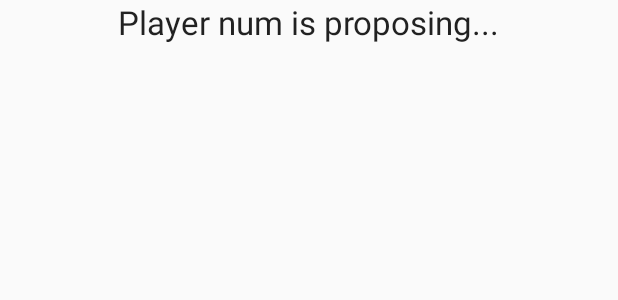
After one commit to lukethomas1/Stazo-Resistance, an Android app: the layout activity_proposal_inactive.xml on its own in the app's theme, with its tools: preview values and no code run, on a phone screen of 412 x 824 dp. The commit adds this screen. Shown: the top 300 px of the screen. Run offline under Robolectric (Android 15) with nearby library versions, the phone set to English and light mode, and no system bars.

Commit message:
proposalinactive functionality should now be there

```diff
--- a/stazo_resistance/app/src/main/AndroidManifest.xml
+++ b/stazo_resistance/app/src/main/AndroidManifest.xml
@@ -36,7 +36,8 @@
         <activity android:name=".Proposal" />
         <activity android:name=".MissionPassTho" />
         <activity android:name=".VoteMission" />
-        <activity android:name=".MissionActiveActivity"></activity>
+        <activity android:name=".MissionActiveActivity" />
+        <activity android:name=".ProposalInactive"></activity>
     </application>
 
 </manifest>
--- a/stazo_resistance/app/src/main/java/com/example/isaacwang/stazo_resistance/IntroActivity.java
+++ b/stazo_resistance/app/src/main/java/com/example/isaacwang/stazo_resistance/IntroActivity.java
@@ -74,7 +74,9 @@ public class IntroActivity extends AppCompatActivity {
         values.put("spy_score", new Integer(0));
         values.put("res_score", new Integer(0));
         values.put("round", new Integer(0));
-        values.put("ready", new Integer(0));      // are we ready for the game to start?
+        values.put("proceed_to_proposal", new Integer(0));
+        values.put("proceed_to_vote", new Integer(0));
+
         fbRef.child("games").child(game_id).child("values").setValue(values);
 
         // Starting Lobby activity
--- a/stazo_resistance/app/src/main/java/com/example/isaacwang/stazo_resistance/Proposal.java
+++ b/stazo_resistance/app/src/main/java/com/example/isaacwang/stazo_resistance/Proposal.java
@@ -285,11 +285,13 @@ public class Proposal extends AppCompatActivity{
             vals.put("proposer_index", proposer_index + 1);
             vals.put("vote_counter", 0);
             vals.put("pro_counter", 0);
+            vals.put("proceed_to_vote", 1);
             valsRef.setValue(vals);
 
             // move on to next activity
             Intent i = new Intent(this, VoteMission.class);
             i.putExtra("game_id", game_id);
+            i.putExtra("reset_proceed", true);
             startActivity(i);
         }
     }
--- /dev/null
+++ b/stazo_resistance/app/src/main/res/layout/activity_proposal_inactive.xml
@@ -0,0 +1,13 @@
+<?xml version="1.0" encoding="utf-8"?>
+<LinearLayout xmlns:android="http://schemas.android.com/apk/res/android"
+    android:orientation="vertical" android:layout_width="match_parent"
+    android:layout_height="match_parent">
+
+    <TextView
+        android:layout_width="wrap_content"
+        android:layout_height="wrap_content"
+        android:textAppearance="?android:attr/textAppearanceLarge"
+        android:text="Player num is proposing..."
+        android:id="@+id/proposing"
+        android:layout_gravity="center_horizontal" />
+</LinearLayout>
```
Also changed, not shown: stazo_resistance/app/src/main/java/com/example/isaacwang/stazo_resistance/Lobby.java (+9 -3 lines), stazo_resistance/app/src/main/java/com/example/isaacwang/stazo_resistance/MissionPassTho.java (+8 -2 lines), stazo_resistance/app/src/main/java/com/example/isaacwang/stazo_resistance/ProposalInactive.java (added, +75 -0 lines), stazo_resistance/app/src/main/java/com/example/isaacwang/stazo_resistance/VoteMission.java (+16 -1 lines).
